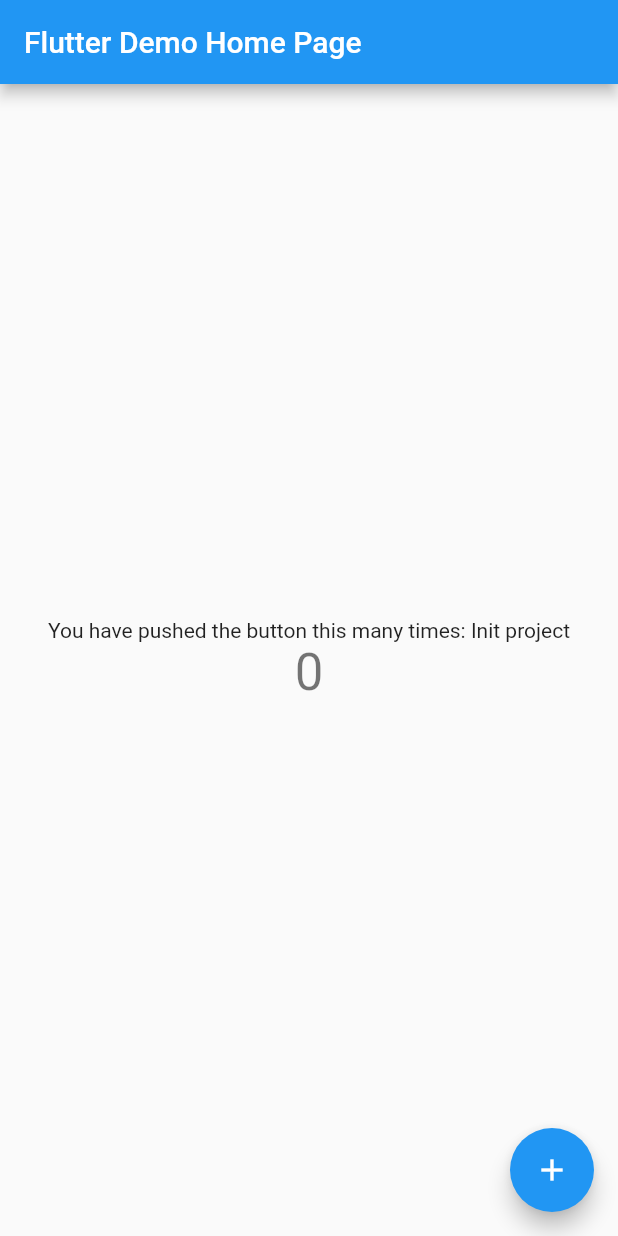
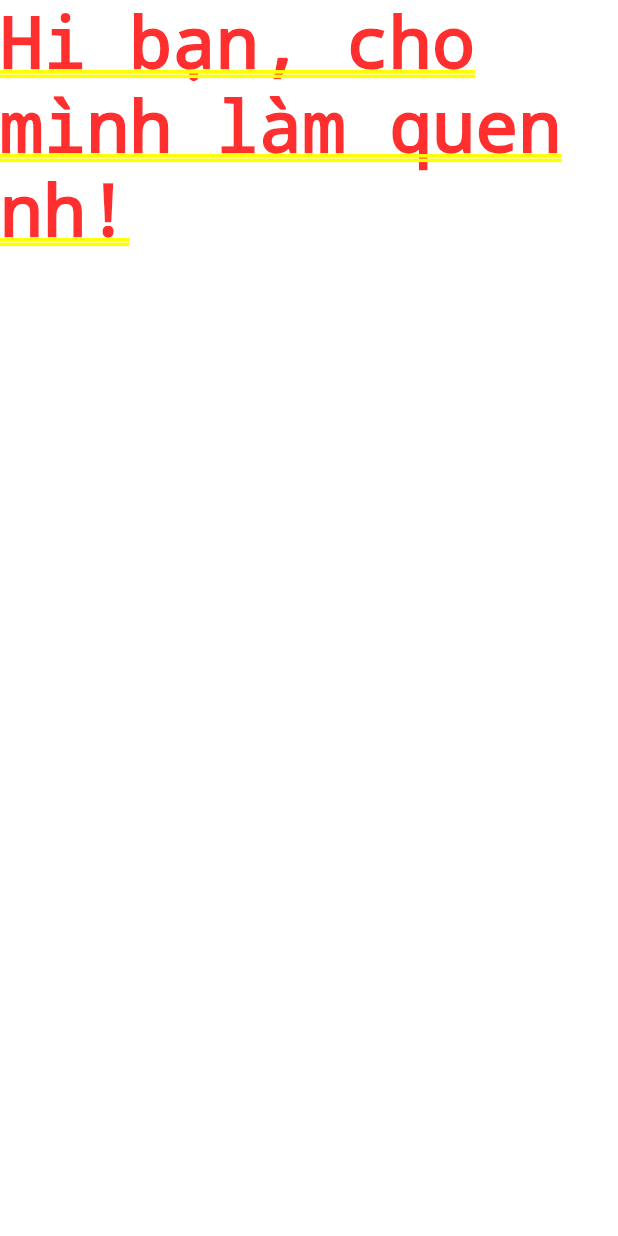
Before and after one commit to ducmy/learn_flutter_from_udemy, a Flutter app: the screen it shows after launch, on a phone screen of 412 x 824 dp. Run offline on Flutter 3.47's test engine with Material 2 defaults, Android fonts, the phone set to English and light mode, and no system bars.

Commit message:
sample code

```diff
--- a/lib/main.dart
+++ b/lib/main.dart
@@ -1,113 +1,13 @@
+// Bước 1: import thư viện material vào, thư viện này sẽ cung cấp widget để code
 import 'package:flutter/material.dart';
 
+// Bước 2: khai báo hàm main, đây là nơi mà code sẽ thực thi đầu tiên
 void main() {
-  runApp(MyApp());
+  // Bước 3: gọi hàm runApp truyền vào 1 object MaterialApp
+  // MaterialApp chính là widget root, tổ tiên của 1 cây widget sau này
+  runApp(MaterialApp(
+      // Bước 4: Trong constructor của MaterialApp có 1 property là `home`
+      // ta sử dụng property `home` này để code nội dung trong app
+      // ở đây mình truyền vào widget Text truyền vào 1 String
+      home: Text('Hi bạn, cho mình làm quen nh!')));
 }
-
-class MyApp extends StatelessWidget {
-  // This widget is the root of your application.
-  @override
-  Widget build(BuildContext context) {
-    return MaterialApp(
-      title: 'Flutter Demo',
-      theme: ThemeData(
-        // This is the theme of your application.
-        //
-        // Try running your application with "flutter run". You'll see the
-        // application has a blue toolbar. Then, without quitting the app, try
-        // changing the primarySwatch below to Colors.green and then invoke
-        // "hot reload" (press "r" in the console where you ran "flutter run",
-        // or simply save your changes to "hot reload" in a Flutter IDE).
-        // Notice that the counter didn't reset back to zero; the application
-        // is not restarted.
-        primarySwatch: Colors.blue,
-      ),
-      home: MyHomePage(title: 'Flutter Demo Home Page'),
-    );
-  }
-}
-
-class MyHomePage extends StatefulWidget {
-  MyHomePage({Key? key, required this.title}) : super(key: key);
-
-  // This widget is the home page of your application. It is stateful, meaning
-  // that it has a State object (defined below) that contains fields that affect
-  // how it looks.
-
-  // This class is the configuration for the state. It holds the values (in this
-  // case the title) provided by the parent (in this case the App widget) and
-  // used by the build method of the State. Fields in a Widget subclass are
-  // always marked "final".
-
-  final String title;
-
-  @override
-  _MyHomePageState createState() => _MyHomePageState();
-}
-
-class _MyHomePageState extends State<MyHomePage> {
-  int _counter = 0;
-
-  void _incrementCounter() {
-    setState(() {
-      // This call to setState tells the Flutter framework that something has
-      // changed in this State, which causes it to rerun the build method below
-      // so that the display can reflect the updated values. If we changed
-      // _counter without calling setState(), then the build method would not be
-      // called again, and so nothing would appear to happen.
-      _counter++;
-    });
-  }
-
-  @override
-  Widget build(BuildContext context) {
-    // This method is rerun every time setState is called, for instance as done
-    // by the _incrementCounter method above.
-    //
-    // The Flutter framework has been optimized to make rerunning build methods
-    // fast, so that you can just rebuild anything that needs updating rather
-    // than having to individually change instances of widgets.
-    return Scaffold(
-      appBar: AppBar(
-        // Here we take the value from the MyHomePage object that was created by
-        // the App.build method, and use it to set our appbar title.
-        title: Text(widget.title),
-      ),
-      body: Center(
-        // Center is a layout widget. It takes a single child and positions it
-        // in the middle of the parent.
-        child: Column(
-          // Column is also a layout widget. It takes a list of children and
-          // arranges them vertically. By default, it sizes itself to fit its
-          // children horizontally, and tries to be as tall as its parent.
-          //
-          // Invoke "debug painting" (press "p" in the console, choose the
-          // "Toggle Debug Paint" action from the Flutter Inspector in Android
-          // Studio, or the "Toggle Debug Paint" command in Visual Studio Code)
-          // to see the wireframe for each widget.
-          //
-          // Column has various properties to control how it sizes itself and
-          // how it positions its children. Here we use mainAxisAlignment to
-          // center the children vertically; the main axis here is the vertical
-          // axis because Columns are vertical (the cross axis would be
-          // horizontal).
-          mainAxisAlignment: MainAxisAlignment.center,
-          children: <Widget>[
-            Text(
-              'You have pushed the button this many times: Init project',
-            ),
-            Text(
-              '$_counter',
-              style: Theme.of(context).textTheme.headline4,
-            ),
-          ],
-        ),
-      ),
-      floatingActionButton: FloatingActionButton(
-        onPressed: _incrementCounter,
-        tooltip: 'Increment',
-        child: Icon(Icons.add),
-      ), // This trailing comma makes auto-formatting nicer for build methods.
-    );
-  }
-}
```
